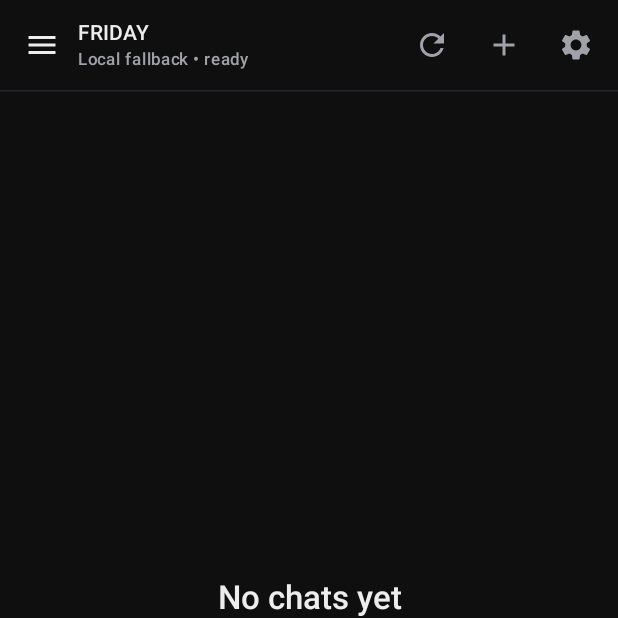
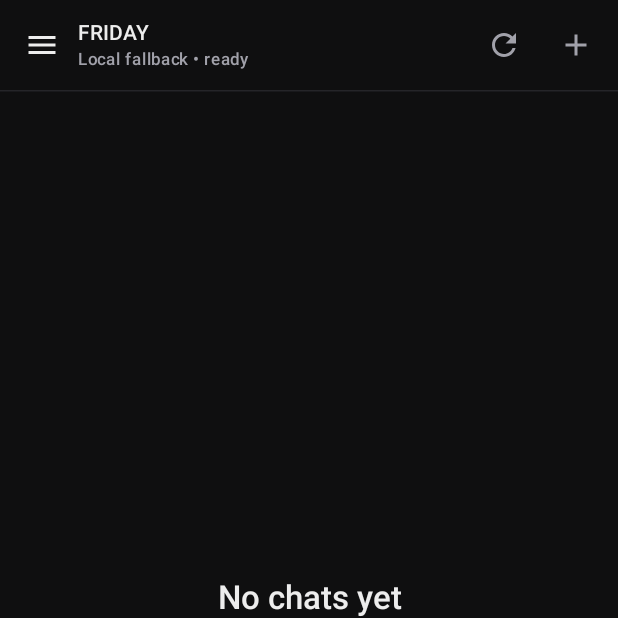
Before and after one commit to Chandrasen74/friday, an Android app built with Jetpack Compose: the screen it shows after launch (MainActivity), on a phone screen of 412 x 824 dp, the top half of it. Run offline under Robolectric (Android 15) with nearby library versions, the phone set to English and light mode, and no system bars; libraries missing offline, so code that uses them is left out: com.google.ai.edge, com.mikepenz.markdown; pictures from the network do not load.

Commit message:
ui: tighten settings and sidebar behavior

```diff
--- a/app/build.gradle.kts
+++ b/app/build.gradle.kts
@@ -20,8 +20,8 @@ android {
         applicationId = "com.friday.assistant"
         minSdk = 26
         targetSdk = 35
-        versionCode = 20
-        versionName = "0.7.4"
+        versionCode = 21
+        versionName = "0.7.5"
 
         testInstrumentationRunner = "androidx.test.runner.AndroidJUnitRunner"
         vectorDrawables {
--- a/app/src/main/java/com/friday/assistant/ui/ChatScreen.kt
+++ b/app/src/main/java/com/friday/assistant/ui/ChatScreen.kt
@@ -33,6 +33,7 @@ import androidx.compose.foundation.shape.CircleShape
 import androidx.compose.foundation.shape.RoundedCornerShape
 import androidx.compose.foundation.text.BasicTextField
 import androidx.compose.material.icons.Icons
+import androidx.compose.material.icons.automirrored.filled.ArrowBack
 import androidx.compose.material.icons.automirrored.filled.Send
 import androidx.compose.material.icons.filled.Add
 import androidx.compose.material.icons.filled.Close
@@ -67,6 +68,8 @@ import androidx.compose.ui.Modifier
 import androidx.compose.ui.draw.clip
 import androidx.compose.ui.platform.LocalClipboardManager
 import androidx.compose.ui.platform.LocalContext
+import androidx.compose.ui.platform.LocalFocusManager
+import androidx.compose.ui.platform.LocalSoftwareKeyboardController
 import androidx.compose.ui.graphics.SolidColor
 import androidx.compose.ui.text.AnnotatedString
 import androidx.compose.ui.text.TextStyle
@@ -77,6 +80,7 @@ import androidx.compose.ui.text.input.VisualTransformation
 import androidx.compose.ui.text.style.TextOverflow
 import androidx.compose.ui.unit.dp
 import androidx.compose.ui.unit.sp
+import androidx.compose.ui.ExperimentalComposeUiApi
 import java.util.Locale
 import androidx.lifecycle.compose.collectAsStateWithLifecycle
 import com.friday.assistant.data.ApiEndpointConfig
@@ -89,14 +93,18 @@ import com.friday.assistant.data.ModelStatus
 import com.mikepenz.markdown.m3.Markdown
 import kotlinx.coroutines.launch
 
+@OptIn(ExperimentalComposeUiApi::class)
 @Composable
 fun FridayApp(viewModel: ChatViewModel) {
     val state by viewModel.uiState.collectAsStateWithLifecycle()
     val drawerState = rememberDrawerState(initialValue = DrawerValue.Closed)
     val scope = rememberCoroutineScope()
+    val keyboardController = LocalSoftwareKeyboardController.current
+    val focusManager = LocalFocusManager.current
 
     ModalNavigationDrawer(
         drawerState = drawerState,
+        gesturesEnabled = !state.settingsOpen,
         drawerContent = {
             ModalDrawerSheet(
                 drawerContainerColor = MaterialTheme.colorScheme.surface,
@@ -155,9 +163,12 @@ fun FridayApp(viewModel: ChatViewModel) {
             else -> {
                 ChatScreen(
                     state = state,
-                    onMenu = { scope.launch { drawerState.open() } },
+                    onMenu = {
+                        focusManager.clearFocus()
+                        keyboardController?.hide()
+                        scope.launch { drawerState.open() }
+                    },
                     onNew = { viewModel.newSession() },
-                    onSettings = { viewModel.toggleSettings(true) },
                     onInputChange = viewModel::onInputChange,
                     onSend = viewModel::sendMessage,
                     onStop = viewModel::stopGeneration,
@@ -318,7 +329,6 @@ private fun ChatScreen(
     state: ChatUiState,
     onMenu: () -> Unit,
     onNew: () -> Unit,
-    onSettings: () -> Unit,
     onInputChange: (String) -> Unit,
     onSend: () -> Unit,
     onStop: () -> Unit,
@@ -378,9 +388,6 @@ private fun ChatScreen(
                     }
                     IconButton(onClick = onNew) {
                         Icon(Icons.Default.Add, contentDescription = "New", tint = MaterialTheme.colorScheme.onSurfaceVariant)
-                    }
-                    IconButton(onClick = onSettings) {
-                        Icon(Icons.Default.Settings, contentDescription = "Settings", tint = MaterialTheme.colorScheme.onSurfaceVariant)
                     }
                 }
                 HorizontalDivider(color = MaterialTheme.colorScheme.outlineVariant)
@@ -670,7 +677,9 @@ private fun SettingsScreen(
                         .padding(horizontal = 8.dp, vertical = 8.dp),
                     verticalAlignment = Alignment.CenterVertically
                 ) {
-                    TextButton(onClick = onBack) { Text("Back") }
+                    IconButton(onClick = onBack) {
+                        Icon(Icons.AutoMirrored.Filled.ArrowBack, contentDescription = "Back", tint = MaterialTheme.colorScheme.onSurface)
+                    }
                     Spacer(Modifier.width(4.dp))
                     Text(
                         "Settings",
@@ -857,7 +866,9 @@ private fun ChatsStorageScreen(
                         .padding(horizontal = 8.dp, vertical = 8.dp),
                     verticalAlignment = Alignment.CenterVertically
                 ) {
-                    TextButton(onClick = onBack) { Text("Back") }
+                    IconButton(onClick = onBack) {
+                        Icon(Icons.AutoMirrored.Filled.ArrowBack, contentDescription = "Back", tint = MaterialTheme.colorScheme.onSurface)
+                    }
                     Spacer(Modifier.width(4.dp))
                     Text(
                         "Chats & storage",
```
